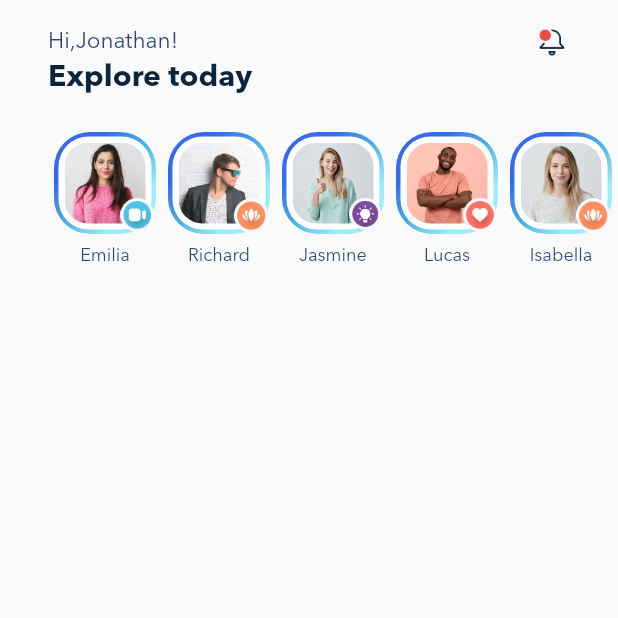
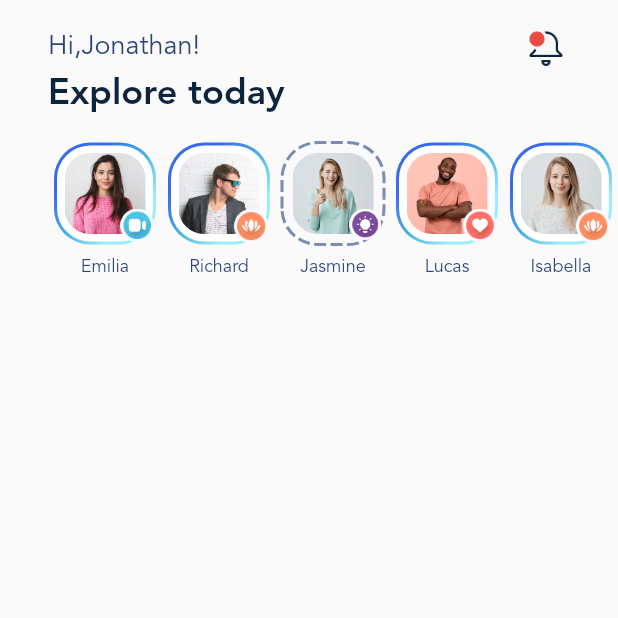
Before and after one commit to amirhosseinkhandestani/flutter_blogclub_project, a Flutter app: the screen it shows after launch, on a phone screen of 412 x 824 dp, the top half of it. Run offline on Flutter 3.47's test engine with Material 2 defaults, Android fonts, the phone set to English and light mode, and no system bars.

Commit message:
add dotted border,update header tex and  finish story teil

```diff
--- a/lib/main.dart
+++ b/lib/main.dart
@@ -1,3 +1,4 @@
+import 'package:dotted_border/dotted_border.dart';
 import 'package:flutter/material.dart';
 import 'package:flutter_blogclub_project/data.dart';
 
@@ -19,10 +20,17 @@ class MyApp extends StatelessWidget {
       theme: ThemeData(
           primarySwatch: Colors.blue,
           textTheme: TextTheme(
+              headlineMedium: TextStyle(
+                fontFamily: defaultFontFamily,
+                fontSize: 24,
+                color: primaryTextColor,
+                fontWeight: FontWeight.w700,
+              ),
               titleMedium: TextStyle(
                   fontFamily: defaultFontFamily,
+                  fontWeight: FontWeight.w200,
                   color: secondaryTextColor,
-                  fontSize: 15),
+                  fontSize: 18),
               titleLarge: TextStyle(
                   fontFamily: defaultFontFamily,
                   fontWeight: FontWeight.bold,
@@ -60,61 +68,71 @@ class HomeScreen extends StatelessWidget {
                     ),
                     Image.asset(
                       'assets/img/icons/notification.png',
-                      width: 24,
-                      height: 24,
+                      width: 32,
+                      height: 32,
                     )
                   ],
                 ),
               ),
               Padding(
-                padding: const EdgeInsets.fromLTRB(32, 0, 0, 24),
+                padding: const EdgeInsets.fromLTRB(32, 0, 0, 16),
                 child: Text(
                   'Explore today',
-                  style: themeData.textTheme.titleLarge,
+                  style: themeData.textTheme.headlineMedium,
                 ),
               ),
-              SizedBox(
+              _StoryList(stories: stories)
+            ],
+          ),
+        ),
+      ),
+    );
+  }
+}
+
+class _StoryList extends StatelessWidget {
+  const _StoryList({
+    super.key,
+    required this.stories,
+  });
+
+  final List<StoryData> stories;
+
+  @override
+  Widget build(BuildContext context) {
+    return SizedBox(
       width: MediaQuery.of(context).size.width,
-                height: 90,
+      height: 100,
       child: ListView.builder(
           itemCount: stories.length,
           scrollDirection: Axis.horizontal,
+          physics: const BouncingScrollPhysics(),
           padding: const EdgeInsets.fromLTRB(32, 0, 32, 0),
           itemBuilder: (context, index) {
             final story = stories[index];
+            return _Story(story: story);
+          }),
+    );
+  }
+}
+
+class _Story extends StatelessWidget {
+  const _Story({
+    super.key,
+    required this.story,
+  });
+
+  final StoryData story;
+
+  @override
+  Widget build(BuildContext context) {
     return Container(
-                        margin: const EdgeInsets.fromLTRB(4, 0, 4, 0),
+      margin: const EdgeInsets.fromLTRB(4, 2, 4, 0),
       child: Column(
         children: [
           Stack(
             children: [
-                                Container(
-                                  width: 68,
-                                  height: 68,
-                                  decoration: BoxDecoration(
-                                    borderRadius: BorderRadius.circular(24),
-                                    gradient: const LinearGradient(
-                                        begin: Alignment.topCenter,
-                                        colors: [
-                                          Color(0xff376aed),
-                                          Color(0xff49b0e2),
-                                          Color(0xff9cecfb),
-                                        ]),
-                                  ),
-                                  child: Container(
-                                    margin: const EdgeInsets.all(3),
-                                    decoration: BoxDecoration(
-                                      color: Colors.white,
-                                      borderRadius: BorderRadius.circular(20),
-                                    ),
-                                    padding: const EdgeInsets.all(4),
-                                    child: ClipRRect(
-                                      borderRadius: BorderRadius.circular(16),
-                                      child: Image.asset(
-                                          'assets/img/stories/${story.imageFileName}'),
-                                    ),
-                                  ),
-                                ),
+              story.isViewed ? _profileImageViewed() : _profileImageNormal(),
               Positioned(
                 bottom: 0,
                 right: 0,
@@ -133,12 +151,57 @@ class HomeScreen extends StatelessWidget {
         ],
       ),
     );
-                    }),
-              )
-            ],
+  }
+
+  Container _profileImageNormal() {
+    return Container(
+      width: 68,
+      height: 68,
+      decoration: BoxDecoration(
+        borderRadius: BorderRadius.circular(24),
+        gradient: const LinearGradient(begin: Alignment.topCenter, colors: [
+          Color(0xff376aed),
+          Color(0xff49b0e2),
+          Color(0xff9cecfb),
+        ]),
       ),
+      child: Container(
+        margin: const EdgeInsets.all(2),
+        decoration: BoxDecoration(
+          color: Colors.white,
+          borderRadius: BorderRadius.circular(22),
+        ),
+        padding: const EdgeInsets.all(5),
+        child: _profileImage(),
+      ),
+    );
+  }
+
+  Widget _profileImageViewed() {
+    return SizedBox(
+      width: 68,
+      height: 68,
+      child: DottedBorder(
+        borderType: BorderType.RRect,
+        strokeWidth: 2,
+        radius: const Radius.circular(24),
+        color: const Color(0xff7b8bb2),
+        dashPattern: [8, 3],
+        padding: const EdgeInsets.all(7),
+        child: Container(
+          decoration: BoxDecoration(
+            borderRadius: BorderRadius.circular(24),
+          ),
+          child: _profileImage(),
         ),
       ),
     );
   }
+
+  Widget _profileImage() {
+    return ClipRRect(
+      borderRadius: BorderRadius.circular(17),
+      child: Image.asset('assets/img/stories/${story.imageFileName}'),
+    );
   }
+}
```
Also changed, not shown: pubspec.yaml (+8 -2 lines), pubspec.lock. Lines whose indentation alone changed are shown as unchanged.
